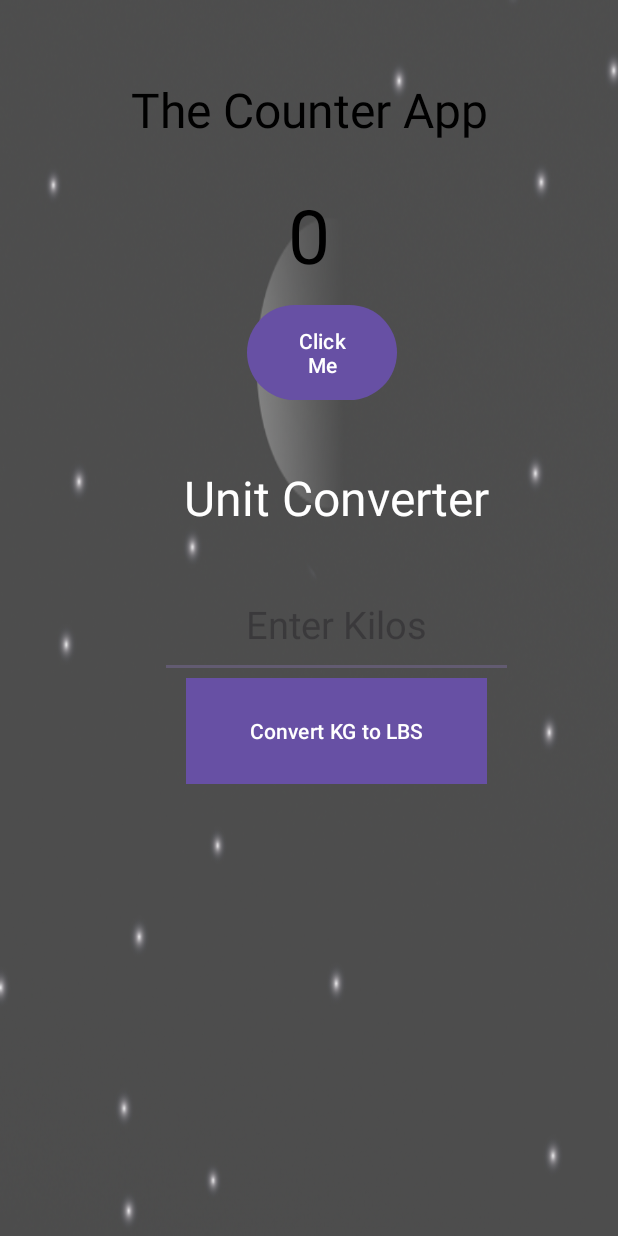
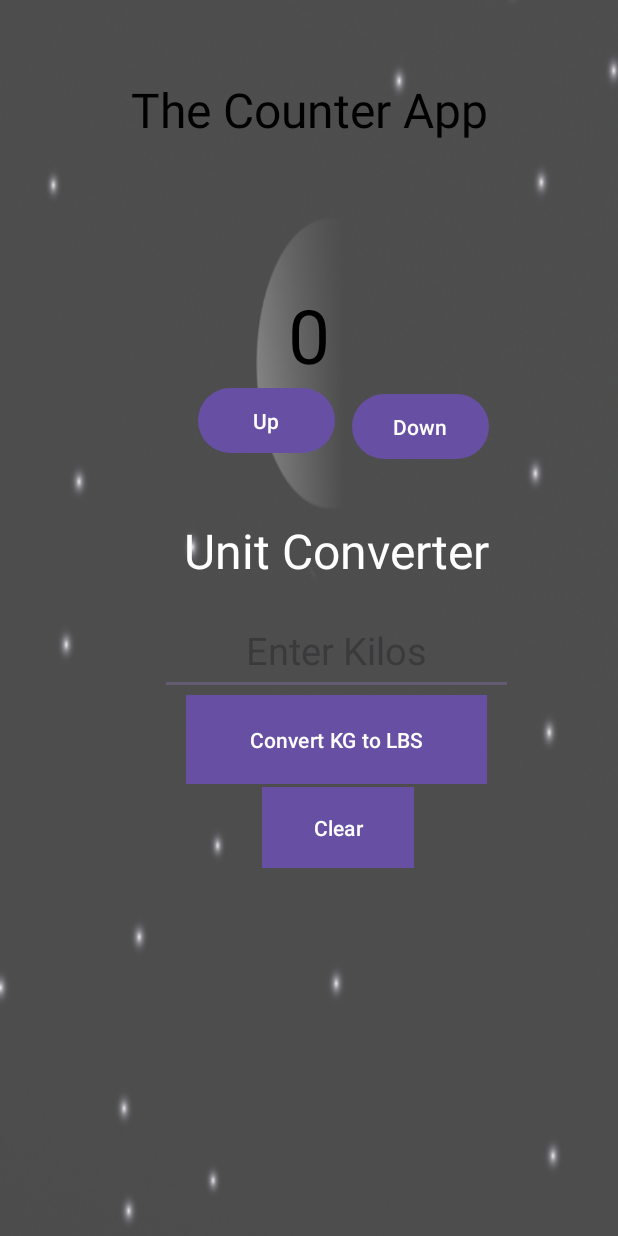
Before and after one commit to calebmortensen/CounterApp, an Android app: the screen it shows after launch (MainActivity), on a phone screen of 412 x 824 dp. Run offline under Robolectric (Android 15) with nearby library versions, the phone set to English and light mode, and no system bars.

Commit message:
Decrease Count & Clear functions

```diff
--- a/app/src/main/java/com/example/counterapp/MainActivity.java
+++ b/app/src/main/java/com/example/counterapp/MainActivity.java
@@ -16,7 +16,7 @@ public class MainActivity extends AppCompatActivity {
 
     EditText convertertext;
     TextView textView, counter_text, unitconverter_text;
-    Button btn, btn_converter;
+    Button btn, btn_converter, btn_converter_clear, btn_dec;
     int counter = 0;
 
 
@@ -39,6 +39,8 @@ public class MainActivity extends AppCompatActivity {
         unitconverter_text = findViewById(R.id.unitconverter_text);
         btn_converter = findViewById(R.id.btn_converter);
         convertertext = findViewById(R.id.convertertext);
+        btn_converter_clear = findViewById(R.id.btn_converter_clear);
+        btn_dec = findViewById(R.id.btn_dec);
 
         //Add Functionality
         btn.setOnClickListener(new View.OnClickListener() {
@@ -47,6 +49,14 @@ public class MainActivity extends AppCompatActivity {
             textView.setText(""+increaseCounter());
             }
         });
+
+        btn_dec.setOnClickListener(new View.OnClickListener() {
+            @Override
+            public void onClick(View v) {
+                textView.setText(""+decreaseCounter());
+            }
+        });
+
 
         btn_converter.setOnClickListener(new View.OnClickListener() {
             @Override
@@ -65,11 +75,23 @@ public class MainActivity extends AppCompatActivity {
 
             }
         });
+        btn_converter_clear.setOnClickListener(new View.OnClickListener() {
+            @Override
+            public void onClick(View v) {
+                convertertext.setText("");
+            }
+        });
+
+
 
         }
 
     public int increaseCounter() {
         return ++counter;
+    }
+
+    public int decreaseCounter() {
+        return --counter;
     }
 
     public double makeConversion(double kilos){
--- a/app/src/main/res/layout/activity_main.xml
+++ b/app/src/main/res/layout/activity_main.xml
@@ -6,7 +6,9 @@
     android:layout_width="match_parent"
     android:layout_height="match_parent"
     android:background="@drawable/moonandstars"
-    tools:context=".MainActivity">
+    tools:context=".MainActivity"
+    tools:layout_editor_absoluteX="-8dp"
+    tools:layout_editor_absoluteY="5dp">
 
 
     <TextView
@@ -30,28 +32,41 @@
         android:layout_marginStart="73dp"
         android:layout_marginTop="51dp"
         android:layout_marginEnd="73dp"
+        android:layout_marginBottom="335dp"
         android:text="The Counter App"
         android:textAlignment="center"
         android:textColor="@color/black"
         android:textSize="32dp"
-        app:layout_constraintBottom_toTopOf="@+id/textView"
+        app:layout_constraintBottom_toTopOf="@+id/btn_converter_clear"
         app:layout_constraintEnd_toEndOf="parent"
         app:layout_constraintStart_toStartOf="parent"
         app:layout_constraintTop_toTopOf="parent" />
 
+
     <Button
         android:id="@+id/btn"
-        android:layout_width="100dp"
-        android:layout_height="0dp"
-        android:layout_marginStart="74dp"
-        android:layout_marginEnd="74dp"
+        android:layout_width="91dp"
+        android:layout_height="51dp"
+        android:layout_marginStart="132dp"
         android:layout_marginBottom="39dp"
-        android:text="Click Me"
+        android:text="Up"
         app:layout_constraintBottom_toTopOf="@+id/unitconverter_text"
-        app:layout_constraintEnd_toEndOf="@+id/counter_text"
-        app:layout_constraintStart_toStartOf="@+id/unitconverter_text"
+        app:layout_constraintStart_toStartOf="parent"
         app:layout_constraintTop_toBottomOf="@+id/textView" />
 
+    <Button
+        android:id="@+id/btn_dec"
+        android:layout_width="91dp"
+        android:layout_height="51dp"
+        android:layout_marginEnd="70dp"
+        android:layout_marginBottom="514dp"
+        android:text="Down"
+        app:layout_constraintBottom_toBottomOf="parent"
+        app:layout_constraintEnd_toEndOf="parent"
+        app:layout_constraintHorizontal_bias="0.407"
+        app:layout_constraintStart_toEndOf="@+id/btn"
+        app:layout_constraintTop_toBottomOf="@+id/counter_text"
+        app:layout_constraintVertical_bias="1.0" />
 
     <TextView
         android:id="@+id/unitconverter_text"
@@ -96,5 +111,19 @@
         app:layout_constraintStart_toStartOf="@+id/convertertext"
         app:layout_constraintTop_toBottomOf="@+id/convertertext" />
 
+    <Button
+        android:id="@+id/btn_converter_clear"
+        android:layout_width="101dp"
+        android:layout_height="54dp"
+        android:layout_marginStart="17dp"
+        android:layout_marginEnd="17dp"
+        android:layout_marginBottom="245dp"
+        android:background="@color/design_default_color_surface"
+        android:text="Clear"
+        app:layout_constraintBottom_toBottomOf="parent"
+        app:layout_constraintEnd_toEndOf="@+id/btn_converter"
+        app:layout_constraintHorizontal_bias="0.515"
+        app:layout_constraintStart_toStartOf="@+id/btn_converter"
+        app:layout_constraintTop_toBottomOf="@+id/counter_text" />
 
 </androidx.constraintlayout.widget.ConstraintLayout>
```
